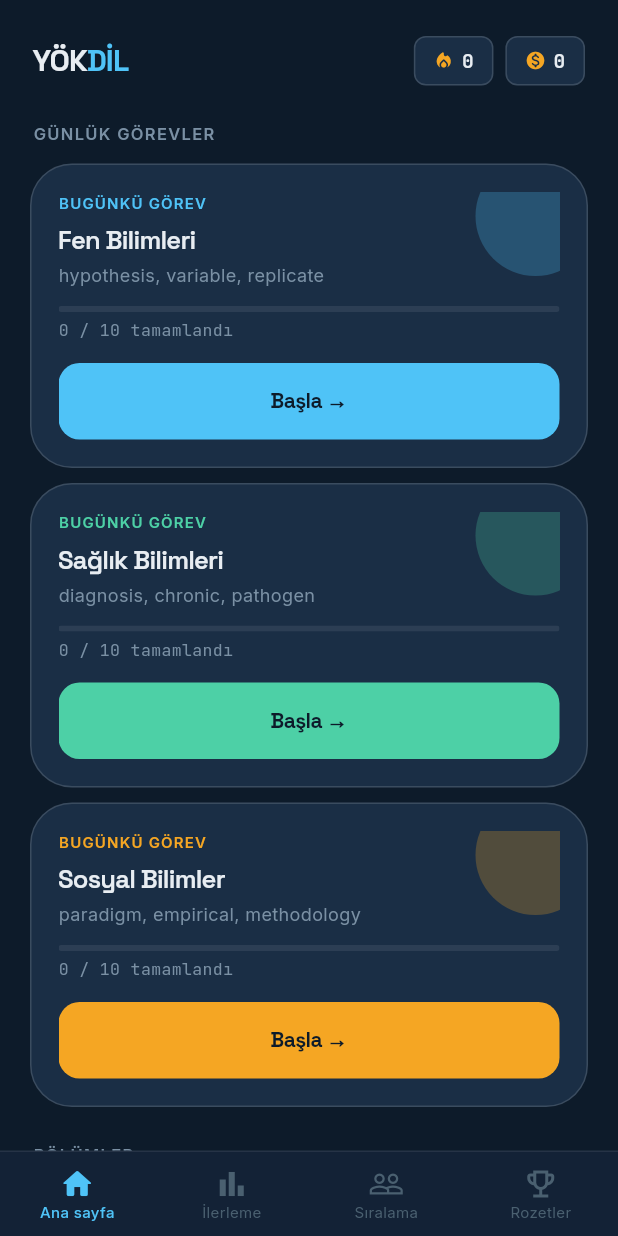
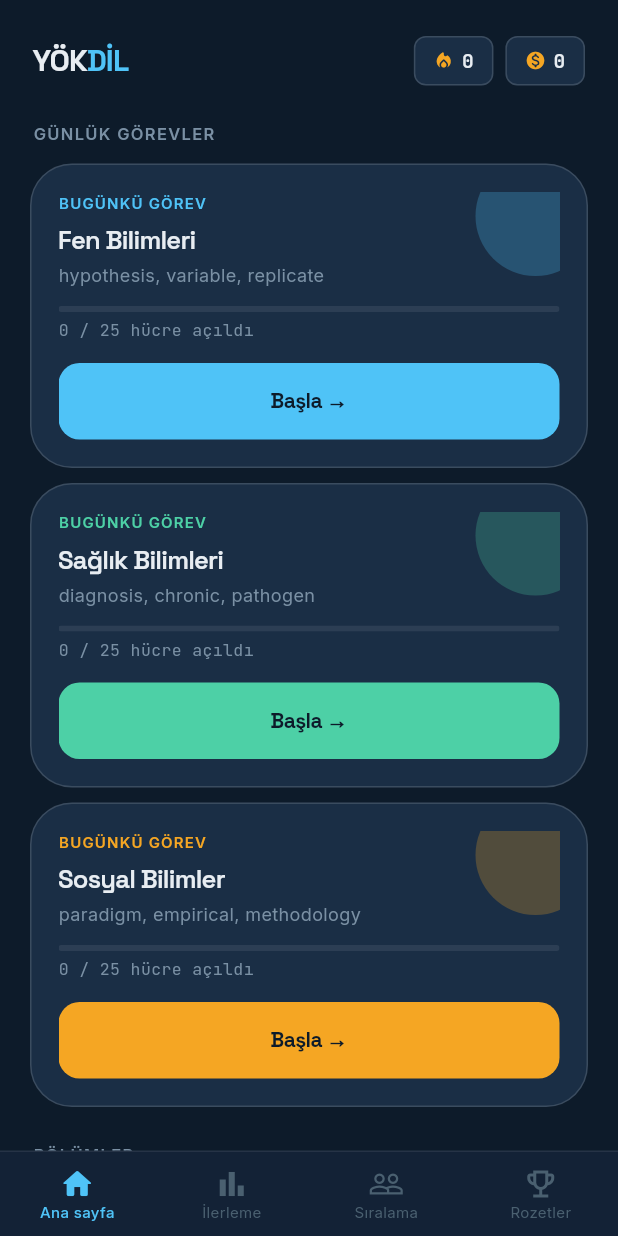
Before and after one commit to mcihantoker/game-of-yokdil, a Flutter app: the HomeScreen screen opened directly with empty values, on a phone screen of 412 x 824 dp. Run offline on Flutter 3.47's test engine with Material 3 defaults, Android fonts, the phone set to English and light mode, and no system bars; our stand-ins replace google_fonts, shared_preferences; accounts and stored records are empty.

Commit message:
fix: UI eksikleri tamamlandı
- Onboarding: dept kaydedilince ikinci açılışta atlanıyor
- Harita: sol üstte geri butonu eklendi (← ana sayfaya döner)
- Günlük görev kartı: "0/10" yerine gerçek harita açılış sayısı (X/25 hücre)
- Bölümler listesi: gerçek öğrenilen kelime sayısı (correctCount >= 2)
- İlerleme ekranı: öğrenilen kelime sayısı ProgressService'ten geliyor
- Boss yenilgisi: sessiz dönüş yerine 💀 yenilgi ekranı gösteriliyor

Co-Authored-By: Claude Sonnet 4.6 <noreply@anthropic.com>

```diff
--- a/lib/screens/home_screen.dart
+++ b/lib/screens/home_screen.dart
@@ -6,6 +6,8 @@ import '../widgets/shared_widgets.dart';
 class HomeScreen extends StatelessWidget {
   final Function(Department) onSelectDept;
   final Map<Department, int> wordCounts;
+  final Map<Department, int> learnedCounts;
+  final Map<Department, int> mapOpenCounts;
   final int gold;
   final int streak;
   final Function(int) onTabSelect;
@@ -14,6 +16,8 @@ class HomeScreen extends StatelessWidget {
     super.key,
     required this.onSelectDept,
     required this.wordCounts,
+    this.learnedCounts = const {},
+    this.mapOpenCounts = const {},
     this.gold = 0,
     this.streak = 0,
     required this.onTabSelect,
@@ -62,19 +66,19 @@ class HomeScreen extends StatelessWidget {
                 delegate: SliverChildListDelegate([
                   _DailyMissionCard(
                     dept: Department.fen,
-                    total: wordCounts[Department.fen] ?? 0,
+                    openCells: mapOpenCounts[Department.fen] ?? 0,
                     onTap: () => onSelectDept(Department.fen),
                   ),
                   const SizedBox(height: 10),
                   _DailyMissionCard(
                     dept: Department.saglik,
-                    total: wordCounts[Department.saglik] ?? 0,
+                    openCells: mapOpenCounts[Department.saglik] ?? 0,
                     onTap: () => onSelectDept(Department.saglik),
                   ),
                   const SizedBox(height: 10),
                   _DailyMissionCard(
                     dept: Department.sosyal,
-                    total: wordCounts[Department.sosyal] ?? 0,
+                    openCells: mapOpenCounts[Department.sosyal] ?? 0,
                     onTap: () => onSelectDept(Department.sosyal),
                   ),
                 ]),
@@ -96,21 +100,21 @@ class HomeScreen extends StatelessWidget {
                 delegate: SliverChildListDelegate([
                   DeptListCard(
                     dept: Department.fen,
-                    learned: 0,
+                    learned: learnedCounts[Department.fen] ?? 0,
                     total: wordCounts[Department.fen] ?? 0,
                     onTap: () => onSelectDept(Department.fen),
                   ),
                   const SizedBox(height: 10),
                   DeptListCard(
                     dept: Department.saglik,
-                    learned: 0,
+                    learned: learnedCounts[Department.saglik] ?? 0,
                     total: wordCounts[Department.saglik] ?? 0,
                     onTap: () => onSelectDept(Department.saglik),
                   ),
                   const SizedBox(height: 10),
                   DeptListCard(
                     dept: Department.sosyal,
-                    learned: 0,
+                    learned: learnedCounts[Department.sosyal] ?? 0,
                     total: wordCounts[Department.sosyal] ?? 0,
                     onTap: () => onSelectDept(Department.sosyal),
                   ),
@@ -128,12 +132,12 @@ class HomeScreen extends StatelessWidget {
 // ─── Günlük Görev Kartı (bölüme göre) ────────────────────────────────────────
 class _DailyMissionCard extends StatelessWidget {
   final Department dept;
-  final int total;
+  final int openCells;
   final VoidCallback onTap;
 
   const _DailyMissionCard({
     required this.dept,
-    required this.total,
+    required this.openCells,
     required this.onTap,
   });
 
@@ -181,9 +185,9 @@ class _DailyMissionCard extends StatelessWidget {
               const SizedBox(height: 3),
               Text(_subtitle, style: AppTextStyles.body(12, color: AppColors.muted)),
               const SizedBox(height: 12),
-              AppProgressBar(value: 0.0, color: _color),
+              AppProgressBar(value: openCells / 25, color: _color),
               const SizedBox(height: 4),
-              Text('0 / 10 tamamlandı', style: AppTextStyles.mono(11, color: AppColors.muted)),
+              Text('$openCells / 25 hücre açıldı', style: AppTextStyles.mono(11, color: AppColors.muted)),
               const SizedBox(height: 14),
               PrimaryButton(label: 'Başla →', onTap: onTap, color: _color),
             ],
```
Also changed, not shown: lib/main.dart (+28 -7 lines), lib/screens/game/boss_screen.dart (+60 -3 lines), lib/screens/game/map_screen.dart (+14 -5 lines), lib/screens/result_progress_screens.dart (+10 -4 lines).
